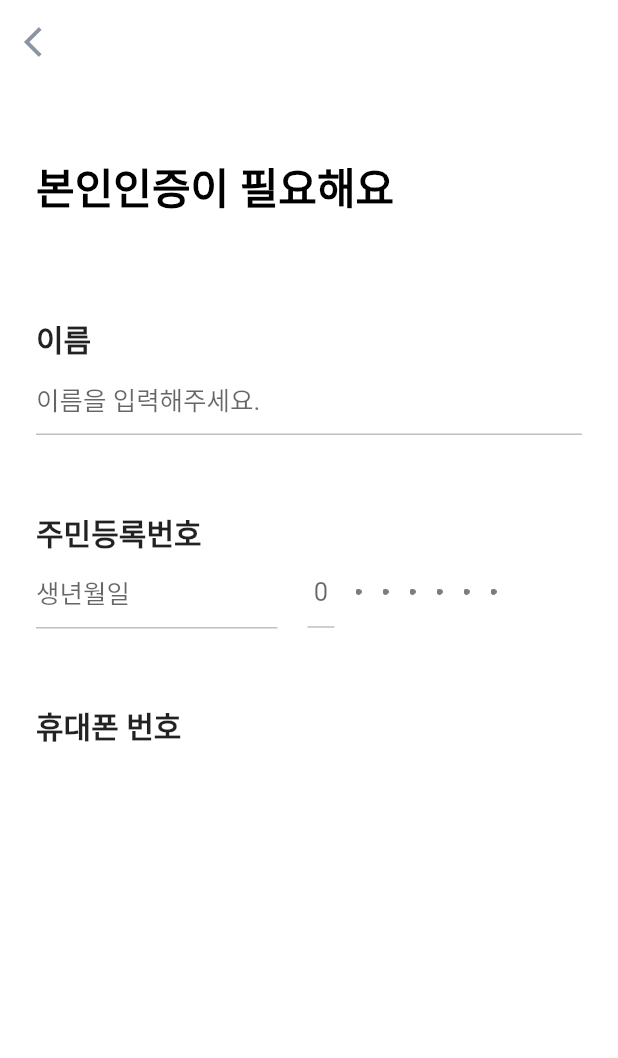
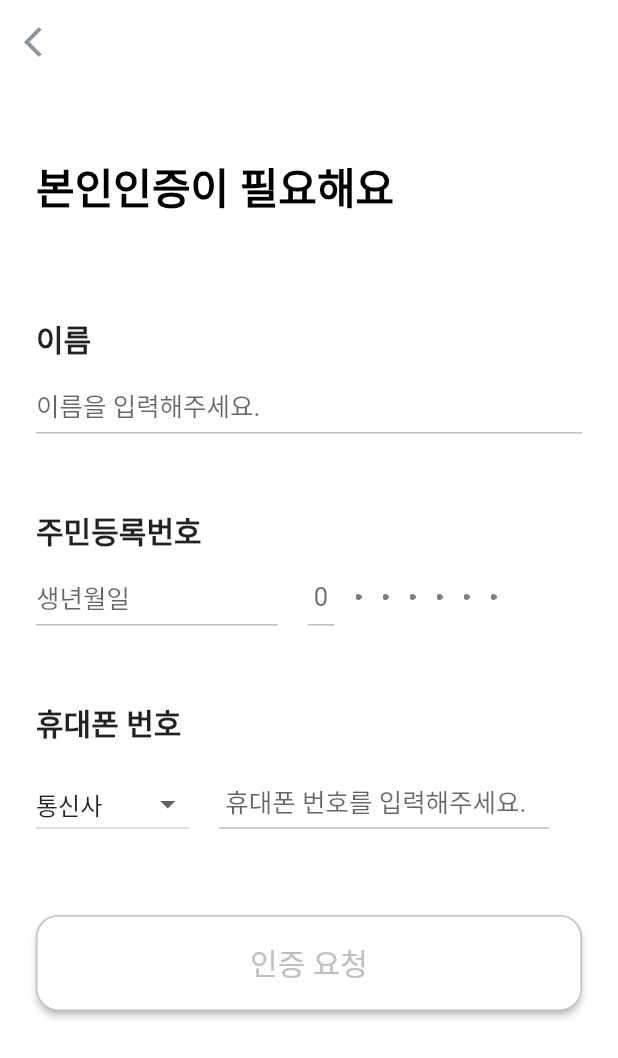
Before and after one commit to Club-PARD/Team-Appsolutely, a Flutter app: the Join1 screen opened directly, on a phone screen of 412 x 824 dp. Shown: the top 1058 px of the screen. Run offline on Flutter 3.47's test engine with Material 2 defaults, Android fonts, the phone set to English and light mode, and no system bars; our stand-ins replace animated_splash_screen, carousel_slider, cloud_firestore, contacts_service, firebase_auth, firebase_core and 5 more; accounts and stored records are empty; Roboto replaces fonts that are missing (Pretendard).

Commit message:
join_complete

```diff
--- a/lib/Screen/Join/Join.dart
+++ b/lib/Screen/Join/Join.dart
@@ -12,7 +12,7 @@ class Join1 extends StatefulWidget {
 
 class _Join1State extends State<Join1> {
   final namecontroller = TextEditingController();
-  final registNumcontroller = TextEditingController();
+  final birthcontroller = TextEditingController();
   final PhoNumcontroller = TextEditingController();
   final gendercontroller = TextEditingController();
 
@@ -24,7 +24,7 @@ class _Join1State extends State<Join1> {
           backgroundColor: Colors.white,
           elevation: 0,
           leading: IconButton(
-            icon: Icon(Icons.arrow_back_ios,color: Color(0XFF8B95A1)),
+            icon: Icon(Icons.arrow_back_ios, color: Color(0XFF8B95A1)),
             onPressed: () {
               Navigator.pop(context);
             },
@@ -47,14 +47,13 @@ class _Join1State extends State<Join1> {
                       width: 161,
                       child: Flexible(
                           child: MyTextField(
-                              contents: '생년월일',
-                              controller: registNumcontroller))),
+                              contents: '생년월일', controller: birthcontroller))),
                   SizedBox(width: 20),
                   SizedBox(
                       width: 18,
                       child: Flexible(
-                          child:
-                              MyWidget().TextFieldCenter('0', gendercontroller))),
+                          child: MyWidget()
+                              .TextFieldCenter('0', gendercontroller))),
                   SizedBox(width: 14),
                   MyWidget().Dot(),
                   SizedBox(width: 14),
@@ -72,6 +71,38 @@ class _Join1State extends State<Join1> {
               ),
               const SizedBox(height: 50),
               Text('휴대폰 번호', style: Title5Style()),
+              Row(
+                children: [
+                  Column(
+                    children: [
+                      SizedBox(height: 15),
+                      SizedBox(width: 102, child: DropdownButtonCode()),
+                    ],
+                  ),
+                  SizedBox(width: 20),
+                  SizedBox(
+                      width: 220,
+                      child: Flexible(
+                          child: MyTextField(
+                              contents: ' 휴대폰 번호를 입력해주세요.',
+                              controller: PhoNumcontroller))),
+                ],
+              ),
+              const SizedBox(height: 50),
+              SizedBox(
+                width: double.infinity,
+                child: ElevatedButton(
+                  onPressed: () {},
+                  child: Text('인증 요청', style: Title4Style()),
+                  style: ElevatedButton.styleFrom(
+                     side: const BorderSide(width: 1.0, color: Color(0XFFC0C0C0)),
+                      foregroundColor: Color(0XFFC0C0C0),
+                      backgroundColor: Colors.white,
+                      shape: RoundedRectangleBorder(
+                          borderRadius: BorderRadius.circular(15)),
+                      padding: const EdgeInsets.fromLTRB(75, 17, 75, 17)),
+                ),
+              )
             ],
           ),
         ),
--- a/lib/utils/widget.dart
+++ b/lib/utils/widget.dart
@@ -17,6 +17,7 @@ class MyTextField extends StatelessWidget {
     return TextFormField(
       controller: controller,
       decoration: InputDecoration(
+        contentPadding: EdgeInsets.only(top: 10),
         hintText: contents,
         enabledBorder: const UnderlineInputBorder(
           borderSide: BorderSide(color: Color(0XFFC0C0C0)),
@@ -78,7 +79,12 @@ class LoginButton extends StatelessWidget {
 class MyWidget {
 
   Widget Dot(){
-    return  Image.asset('assets/img/Dot.png',height: 4, width: 4);
+    return  Column(
+      children: [
+        SizedBox(height: 10,),
+        Image.asset('assets/img/Dot.png',height: 4, width: 4),
+      ],
+    );
   }
 
   Widget TextFieldCenter(contents,controller){
@@ -87,6 +93,7 @@ class MyWidget {
       controller: controller,
       decoration: InputDecoration(
         hintText: contents,
+        contentPadding: EdgeInsets.only(top: 10),
         enabledBorder: const UnderlineInputBorder(
           borderSide: BorderSide(color: Color(0XFFC0C0C0)),
         ),
@@ -101,4 +108,39 @@ class MyWidget {
     );
   }
 
+
 }
+
+List<String> list = <String>['SKT', 'KT', 'LG U+', '알뜰폰'];
+class DropdownButtonCode extends StatefulWidget {
+  const DropdownButtonCode({super.key});
+
+  @override
+  State<DropdownButtonCode> createState() => _DropdownButtonCodeState();
+}
+
+class _DropdownButtonCodeState extends State<DropdownButtonCode> {
+  String dropdownValue = list.first;
+  final List<String> _valueList = ['통신사        ','SKT', 'KT', 'LG U+', '알뜰폰'];
+  String _selectedValue = '통신사';
+
+  @override
+  Widget build(BuildContext context) {
+    return DropdownButton(
+          value: _valueList.first,
+          // style: Body1Style(color: Colors.black),
+          items: _valueList.map((value) {
+            return DropdownMenuItem(
+              value: value,
+              child: Text(value),
+            );
+          }).toList(),
+          onChanged: (value) {
+            setState(() {
+              print(value);
+              _selectedValue = value.toString();
+            });
+          },
+        );
+  }
+}
```
Also changed, not shown: lib/Screen/LoginPage.dart (+0 -20 lines).
